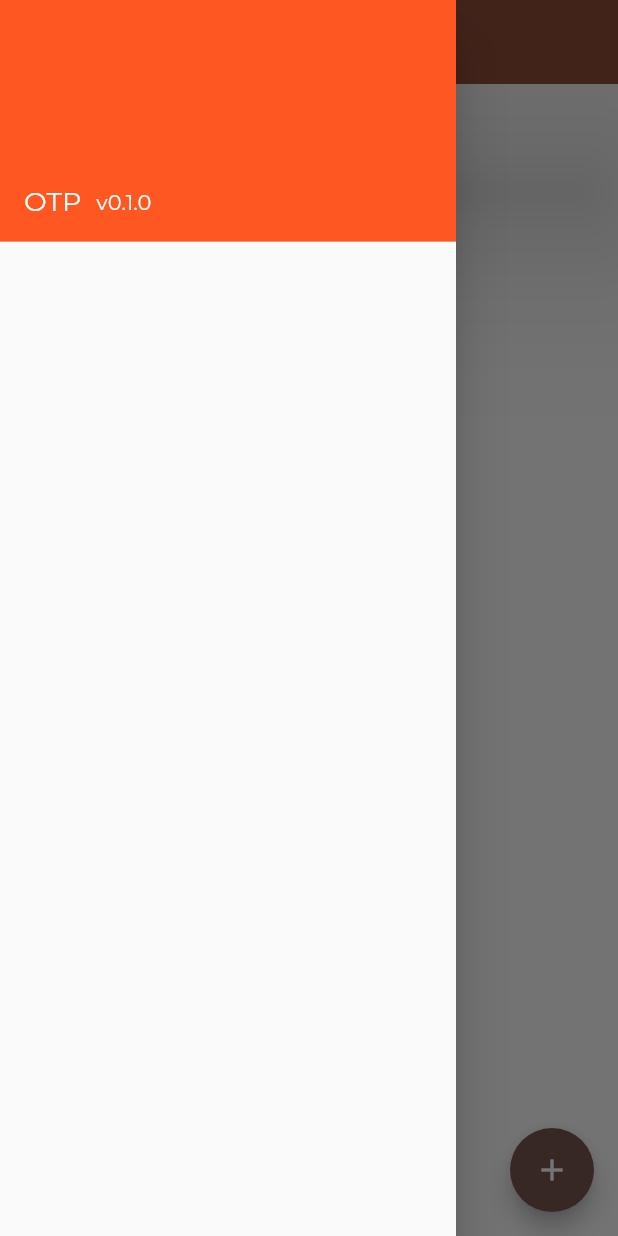
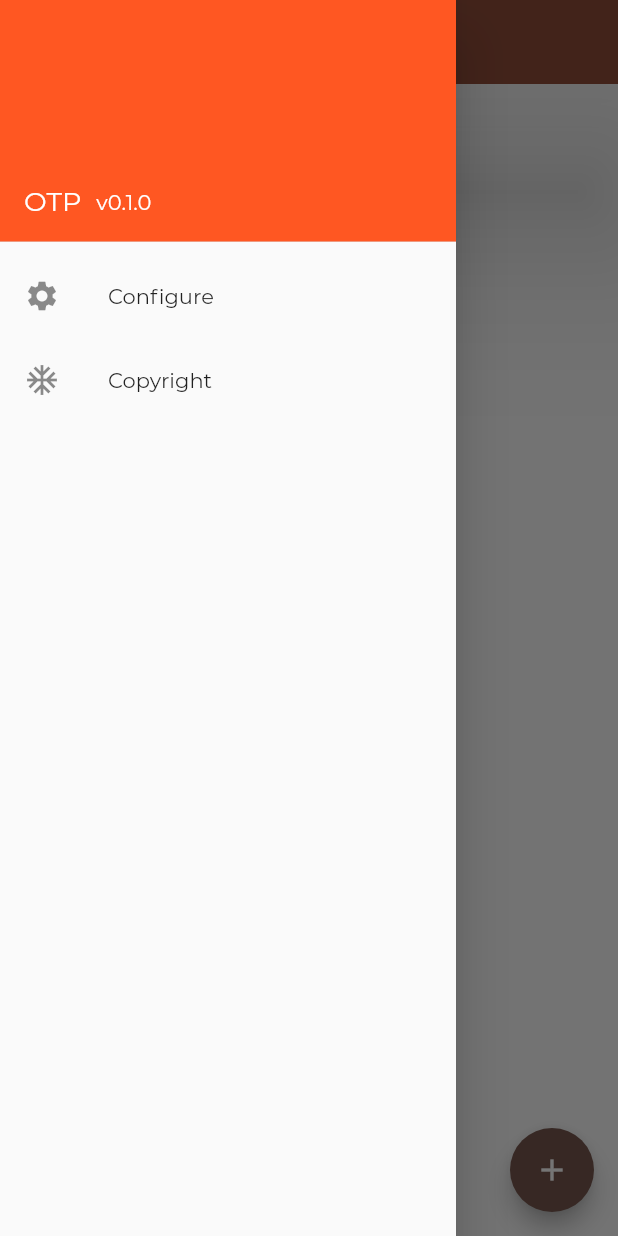
Before and after one commit to ipv4sec/varus, a Flutter app: the screen it shows after launch, with the side drawer open, on a phone screen of 412 x 824 dp. Run offline on Flutter 3.47's test engine with Material 2 defaults, Android fonts, the phone set to English and light mode, and no system bars; our stand-ins replace flutter_html, sqflite; missing offline and left inert: mobile_scanner; accounts and stored records are empty.

```diff
--- a/lib/main.dart
+++ b/lib/main.dart
@@ -1,7 +1,7 @@
 import 'package:flutter/material.dart';
-// import 'package:varus/dao/varus_dao.dart';
+import 'package:varus/page/configure_page.dart';
+import 'package:varus/page/copyright_page.dart';
 import 'package:varus/page/home_page.dart';
-// import 'package:varus/service/varus_service.dart';
 
 void main() {
   runApp(const MyApp());
@@ -14,9 +14,17 @@ class MyApp extends StatelessWidget {
   Widget build(BuildContext context) {
     return MaterialApp(
       theme: ThemeData(
-          fontFamily: "Montserrat", colorScheme: ColorScheme.fromSeed(seedColor: Colors.deepOrange), useMaterial3: false),
+          fontFamily: "Montserrat",
+          colorScheme: ColorScheme.fromSeed(seedColor: Colors.deepOrange),
+          useMaterial3: false),
       title: 'varus',
-      home: HomePage(),
+      initialRoute: "/",
+      routes: {
+        "/": (_)=> HomePage(),
+        "/configure": (_)=> ConfigurePage(),
+        "/copyright": (_)=> CopyrightPage(),
+      },
+      // home: HomePage(),
     );
   }
 }
--- a/lib/page/home_page.dart
+++ b/lib/page/home_page.dart
@@ -44,10 +44,25 @@ class _HomePageState extends State<HomePage> {
             ),
           ),
           decoration: BoxDecoration(color: Colors.deepOrange),
-        )
+        ),
+           ListTile(
+             leading: Icon(Icons.settings),
+             title: Text('Configure'),
+             onTap: () {
+               Navigator.pushNamed(context, "/configure");
+             },
+           ),
+           ListTile(
+             leading: Icon(Icons.ac_unit),
+             title: Text('Copyright'),
+             onTap: () {
+               Navigator.pushNamed(context, "/copyright");
+             },
+           ),
       ])),
       appBar: AppBar(
-        title: Center(child: Text("OTP")),
+        centerTitle: true,
+        title: Text("OTP"),
         elevation: 50,
       ),
       body: StreamBuilder<List<Varus>>(
--- a/pubspec.yaml
+++ b/pubspec.yaml
@@ -36,7 +36,9 @@ dependencies:
   # Use with the CupertinoIcons class for iOS style icons.
   cupertino_icons: ^1.0.2
   sqflite: ^2.2.5
-  git: ^2.2.0
+  flutter_html: ^2.2.1
+  mobile_scanner: 3.0.0-beta.4
+#  git: ^2.2.0
 
 dev_dependencies:
   flutter_test:
```
Also changed, not shown: lib/page/configure_page.dart (added, +85 -0 lines), lib/page/copyright_page.dart (added, +37 -0 lines), pubspec.lock, 2 other files.
